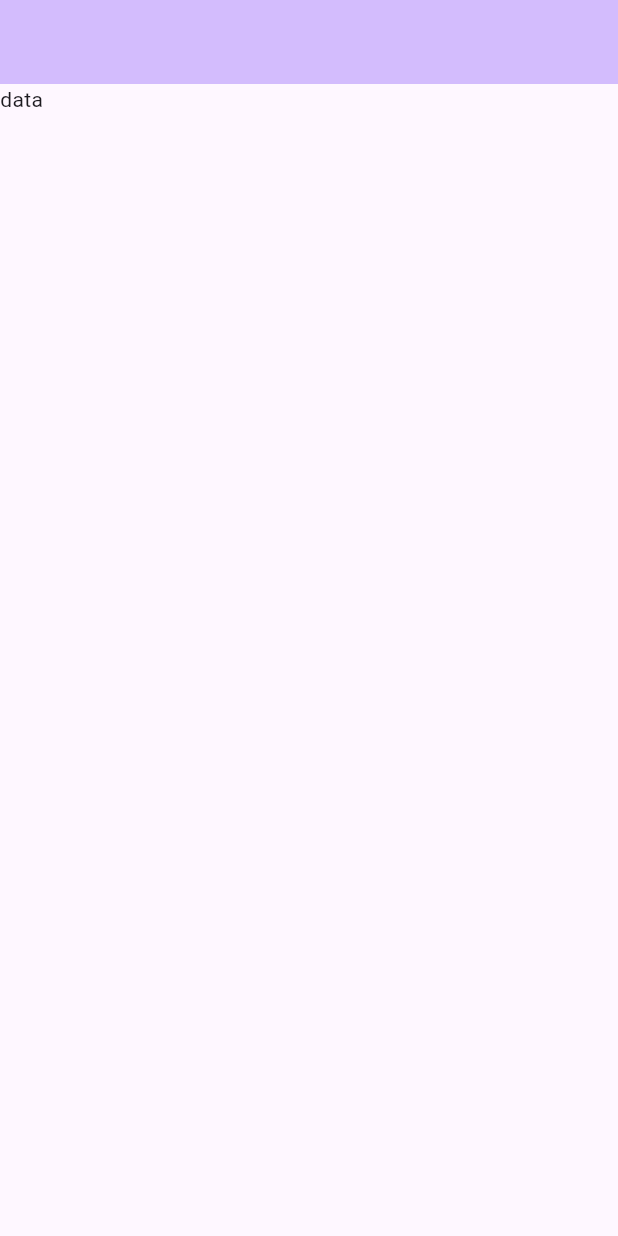
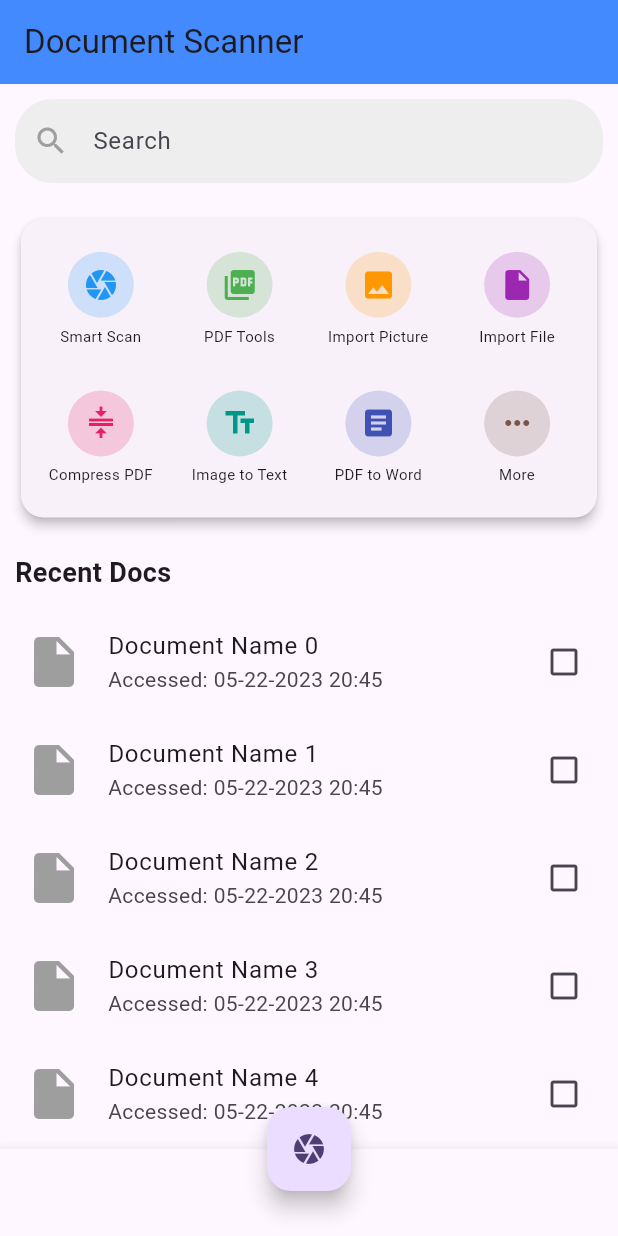
Before and after one commit to ranjan231/Doc-Scanner, a Flutter app: the screen it shows after launch, on a phone screen of 412 x 824 dp. Run offline on Flutter 3.47's test engine with Material 3 defaults, Android fonts, the phone set to English and light mode, and no system bars.

Commit message:
home screen code

```diff
--- a/lib/App/Module/FlutterPratice/ViewScreen/HomeScreen.dart
+++ /dev/null
@@ -1,30 +0,0 @@
-import 'package:flutter/material.dart';
-
-class MyHomePage extends StatefulWidget {
-
-
-
-  @override
-  State<MyHomePage> createState() => _MyHomePageState();
-}
-
-class _MyHomePageState extends State<MyHomePage> {
-
-  @override
-  Widget build(BuildContext context) {
-
-    return Scaffold(
-      appBar: AppBar(
-        // hello sir ji
-
-        backgroundColor: Theme.of(context).colorScheme.inversePrimary,
-
-      ),
-      body: Column(
-        children: [
-          Text('data'),
-        ],
-      ) // This trailing comma makes auto-formatting nicer for build methods.
-    );
-  }
-}
--- /dev/null
+++ b/lib/Components/CustomBottomBar.dart
@@ -0,0 +1,52 @@
+
+
+import 'package:flutter/material.dart';
+
+class CustomBottomNavBar extends StatelessWidget {
+  final int selectedIndex;
+  final Function(int) onItemTapped;
+
+  CustomBottomNavBar({required this.selectedIndex, required this.onItemTapped});
+
+  @override
+  Widget build(BuildContext context) {
+    return Padding(
+      padding: const EdgeInsets.all(8.0),
+      child: Row(
+        mainAxisAlignment: MainAxisAlignment.spaceAround,
+        children: [
+          _buildNavItem(
+              image:
+                  Image.asset('assets/images/home.png', width: 35, height: 35),
+              0),
+          _buildNavItem(
+              image: Image.asset('assets/images/rewards.png',
+                  width: 35, height: 35),
+              1),
+          SizedBox(width: 30),
+
+          _buildNavItem(
+              image: Image.asset('assets/images/profile.png',
+                  width: 35, height: 35),
+              3),
+          _buildNavItem(
+              image:
+                  Image.asset('assets/images/about.png', width: 35, height: 35),
+              4),
+        ],
+      ),
+    );
+  }
+
+  Widget _buildNavItem(int index, {required Image image}) {
+    return GestureDetector(
+      onTap: () => onItemTapped(index),
+      child: Column(
+        mainAxisSize: MainAxisSize.min,
+        children: [
+          image,
+        ],
+      ),
+    );
+  }
+}
--- /dev/null
+++ b/lib/Screen/HomeScreen/HomeScreen.dart
@@ -0,0 +1,299 @@
+// import 'package:flutter/material.dart';
+// import 'package:flutterpracticeversion22/Components/CustomBottomBar.dart';
+
+// class HomeScreen extends StatefulWidget {
+//   @override
+//   _HomeScreenState createState() => _HomeScreenState();
+// }
+
+// class _HomeScreenState extends State<HomeScreen> {
+//   int _selectedIndex = 0;
+//   var len = 0;
+
+//   List<Widget> get _widgetOptions => <Widget>[
+//         const Text('Home Screen',
+//             style: TextStyle(fontSize: 35, fontWeight: FontWeight.bold)),
+//         const Text('Rewards Screen',
+//             style: TextStyle(fontSize: 35, fontWeight: FontWeight.bold)),
+//         const Text('Search Screen',
+//             style: TextStyle(fontSize: 35, fontWeight: FontWeight.bold)),
+//         const Text('Profile Screen',
+//             style: TextStyle(fontSize: 35, fontWeight: FontWeight.bold)),
+//         const Text('About Screen',
+//             style: TextStyle(fontSize: 35, fontWeight: FontWeight.bold)),
+//       ];
+
+//   @override
+//   void initState() {
+//     super.initState();
+//     print('chk $len');
+//   }
+
+//   void _onItemTapped(int index) {
+//     setState(() {
+//       _selectedIndex = index;
+//     });
+//   }
+
+//   @override
+//   Widget build(BuildContext context) {
+//     return MaterialApp(
+//       home: Scaffold(
+//         appBar: AppBar(
+//           title: const Text('Bottom Navigation Bar Example'),
+//         ),
+//         body: Column(
+//           children: [
+//             Card(
+//               shadowColor: Color.fromARGB(255, 150, 210, 237),
+//               margin: const EdgeInsets.all(10),
+//               shape: RoundedRectangleBorder(
+//                 borderRadius: BorderRadius.circular(15),
+//               ),
+//               elevation: 5,
+//               color: Colors.white,
+//               child: Padding(
+//                 padding: const EdgeInsets.all(12),
+//                 child: GridView.count(
+//                   crossAxisCount: 4,
+//                   shrinkWrap: true,
+//                   mainAxisSpacing: 5,
+//                   crossAxisSpacing: 5,
+//                   children: [
+//                     _buildCardItem(Icons.camera, "Smart Scan", Colors.red),
+//                     _buildCardItem(Icons.picture_as_pdf, "PDF Tools", Colors.green),
+//                     _buildCardItem(Icons.image, "Import Picture", Colors.orange),
+//                     _buildCardItem(Icons.insert_drive_file, "Import File", Colors.purple),
+//                     _buildCardItem(Icons.compress, "Compress PDF", Colors.pink),
+//                     _buildCardItem(Icons.text_fields, "Image to Text", Colors.teal),
+//                     _buildCardItem(Icons.article, "PDF to Word", Colors.indigo),
+//                     _buildCardItem(Icons.more_horiz, "More", Colors.brown),
+//                   ],
+//                 ),
+//               ),
+//             ),
+//             Expanded(
+//               child: Container(
+//                 color: Colors.white,
+//                 child: Center(
+//                   child: _widgetOptions.elementAt(_selectedIndex),
+//                 ),
+//               ),
+//             ),
+//           ],
+//         ),
+//         bottomNavigationBar: Stack(
+//           clipBehavior: Clip.none,
+//           children: [
+//             Container(
+//               decoration: BoxDecoration(
+//                 color: Colors.white,
+//                 boxShadow: const [
+//                   BoxShadow(
+//                     color: Colors.black26,
+//                     blurRadius: 10,
+//                     offset: Offset(0, -3),
+//                   ),
+//                 ],
+//               ),
+//               child: CustomBottomNavBar(
+//                 selectedIndex: _selectedIndex,
+//                 onItemTapped: _onItemTapped,
+//               ),
+//             ),
+//             Positioned(
+//               bottom: 10,
+//               left: MediaQuery.of(context).size.width / 2 - 39,
+//               child: IconButton(
+//                 icon: Icon(Icons.camera, size: 55),
+//                 onPressed: () {
+//                   _onItemTapped(2);
+//                 },
+//               ),
+//             ),
+//           ],
+//         ),
+//       ),
+//     );
+//   }
+
+//   Widget _buildCardItem(IconData iconData, String label, Color color) {
+//     return GestureDetector(
+//       onTap: () {
+//         print('$label clicked');
+//       },
+//       child: Column(
+//         mainAxisAlignment: MainAxisAlignment.center,
+//         children: [
+//           CircleAvatar(
+//             radius: 22,
+//             backgroundColor: color.withOpacity(0.2),
+//             child: Icon(iconData, color: color),
+//           ),
+//           const SizedBox(height: 5),
+//           Text(
+//             label,
+//             textAlign: TextAlign.center,
+//             style: const TextStyle(fontSize: 10),
+//           ),
+//         ],
+//       ),
+//     );
+//   }
+// }
+
+import 'package:flutter/material.dart';
+
+class HomeScreen extends StatefulWidget {
+  @override
+  _HomeScreenState createState() => _HomeScreenState();
+}
+
+class _HomeScreenState extends State<HomeScreen> {
+  int _selectedIndex = 0;
+
+  @override
+  Widget build(BuildContext context) {
+    return Scaffold(
+      appBar: AppBar(
+        title: const Text('Document Scanner'),
+        backgroundColor: Colors.blueAccent,
+        elevation: 0,
+      ),
+      body: SingleChildScrollView(
+        child: Column(
+          children: [
+            // Search Field
+            Padding(
+              padding: const EdgeInsets.all(10.0),
+              child: TextField(
+                decoration: InputDecoration(
+                  prefixIcon: Icon(Icons.search, color: Colors.grey),
+                  hintText: "Search",
+                  filled: true,
+                  fillColor: Colors.grey[200],
+                  border: OutlineInputBorder(
+                    borderRadius: BorderRadius.circular(25.0),
+                    borderSide: BorderSide.none,
+                  ),
+                ),
+              ),
+            ),
+            // Action Buttons Grid
+            Padding(
+              padding: const EdgeInsets.all(10.0),
+              child: Card(
+                shape: RoundedRectangleBorder(
+                  borderRadius: BorderRadius.circular(15),
+                ),
+                elevation: 3,
+                child: Padding(
+                  padding: const EdgeInsets.all(12),
+                  child: GridView.count(
+                    crossAxisCount: 4,
+                    shrinkWrap: true,
+                    physics: NeverScrollableScrollPhysics(),
+                    mainAxisSpacing: 10,
+                    crossAxisSpacing: 10,
+                    children: [
+                      _buildCardItem(Icons.camera, "Smart Scan", Colors.blue),
+                      _buildCardItem(Icons.picture_as_pdf, "PDF Tools", Colors.green),
+                      _buildCardItem(Icons.image, "Import Picture", Colors.orange),
+                      _buildCardItem(Icons.insert_drive_file, "Import File", Colors.purple),
+                      _buildCardItem(Icons.compress, "Compress PDF", Colors.pink),
+                      _buildCardItem(Icons.text_fields, "Image to Text", Colors.teal),
+                      _buildCardItem(Icons.article, "PDF to Word", Colors.indigo),
+                      _buildCardItem(Icons.more_horiz, "More", Colors.brown),
+                    ],
+                  ),
+                ),
+              ),
+            ),
+            // Recent Docs
+            Padding(
+              padding: const EdgeInsets.all(10.0),
+              child: Align(
+                alignment: Alignment.centerLeft,
+                child: Text(
+                  "Recent Docs",
+                  style: TextStyle(fontSize: 18, fontWeight: FontWeight.bold),
+                ),
+              ),
+            ),
+            ListView.builder(
+              shrinkWrap: true,
+              physics: NeverScrollableScrollPhysics(),
+              itemCount: 5, // Adjust based on the number of recent docs you have
+              itemBuilder: (context, index) {
+                return ListTile(
+                  leading: Icon(Icons.insert_drive_file, color: Colors.grey, size: 40),
+                  title: Text("Document Name $index"),
+                  subtitle: Text("Accessed: 05-22-2023 20:45"),
+                  trailing: Icon(Icons.check_box_outline_blank),
+                );
+              },
+            ),
+          ],
+        ),
+      ),
+      // Bottom Navigation Bar
+      bottomNavigationBar: BottomNavigationBar(
+        currentIndex: _selectedIndex,
+        onTap: (index) {
+          setState(() {
+            _selectedIndex = index;
+          });
+        },
+        items: const [
+          BottomNavigationBarItem(
+            icon: Icon(Icons.home),
+            label: 'Home',
+          ),
+          BottomNavigationBarItem(
+            icon: Icon(Icons.description),
+            label: 'Docs',
+          ),
+          BottomNavigationBarItem(
+            icon: Icon(Icons.build),
+            label: 'Tools',
+          ),
+          BottomNavigationBarItem(
+            icon: Icon(Icons.person),
+            label: 'Profile',
+          ),
+        ],
+      ),
+      floatingActionButton: FloatingActionButton(
+        onPressed: () {
+          // Add action for scan button
+        },
+        child: Icon(Icons.camera),
+      ),
+      floatingActionButtonLocation: FloatingActionButtonLocation.centerDocked,
+    );
+  }
+
+  Widget _buildCardItem(IconData iconData, String label, Color color) {
+    return GestureDetector(
+      onTap: () {
+        print('$label clicked');
+      },
+      child: Column(
+        mainAxisAlignment: MainAxisAlignment.center,
+        children: [
+          CircleAvatar(
+            radius: 22,
+            backgroundColor: color.withOpacity(0.2),
+            child: Icon(iconData, color: color),
+          ),
+          const SizedBox(height: 5),
+          Text(
+            label,
+            textAlign: TextAlign.center,
+            style: const TextStyle(fontSize: 10),
+          ),
+        ],
+      ),
+    );
+  }
+}
--- a/lib/main.dart
+++ b/lib/main.dart
@@ -1,5 +1,5 @@
 import 'package:flutter/material.dart';
-import 'package:flutterpracticeversion22/App/Module/FlutterPratice/ViewScreen/HomeScreen.dart';
+import 'package:flutterpracticeversion22/Screen/HomeScreen/HomeScreen.dart';
 
 void main() {
   runApp(const MyApp());
@@ -12,12 +12,16 @@ class MyApp extends StatelessWidget {
   Widget build(BuildContext context) {
     return MaterialApp(
       title: 'Develp by Ranjan',
+      debugShowCheckedModeBanner: false,
+
       theme: ThemeData(
 
+
         colorScheme: ColorScheme.fromSeed(seedColor: Colors.deepPurple),
+
         useMaterial3: true,
       ),
-      home:  MyHomePage(),
+      home:  HomeScreen(),
     );
   }
 }
--- a/pubspec.yaml
+++ b/pubspec.yaml
@@ -59,8 +59,8 @@ flutter:
   uses-material-design: true
 
   # To add assets to your application, add an assets section, like this:
-  # assets:
-  #   - images/a_dot_burr.jpeg
+  assets:
+    - assets/images/
   #   - images/a_dot_ham.jpeg
 
   # An image asset can refer to one or more resolution-specific "variants", see
```
Also changed, not shown: assets/images/about.png (added), assets/images/home.png (added), assets/images/homepage.png (added), assets/images/profile.png (added), assets/images/purchase.png (added), assets/images/reviewRewards.png (added), assets/images/rewards.png (added), assets/images/search.png (added).
